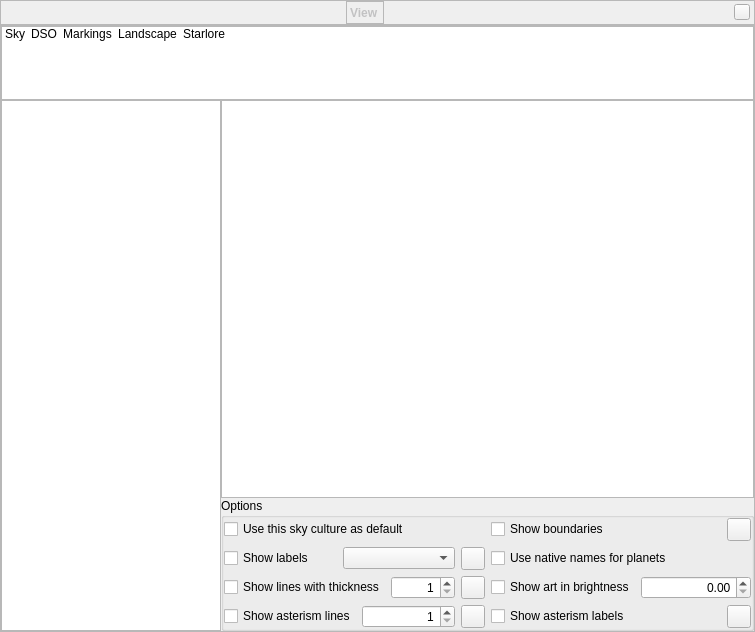
Old version of the form src/gui/viewDialog.ui in the repository 519984307/stellarium_src.
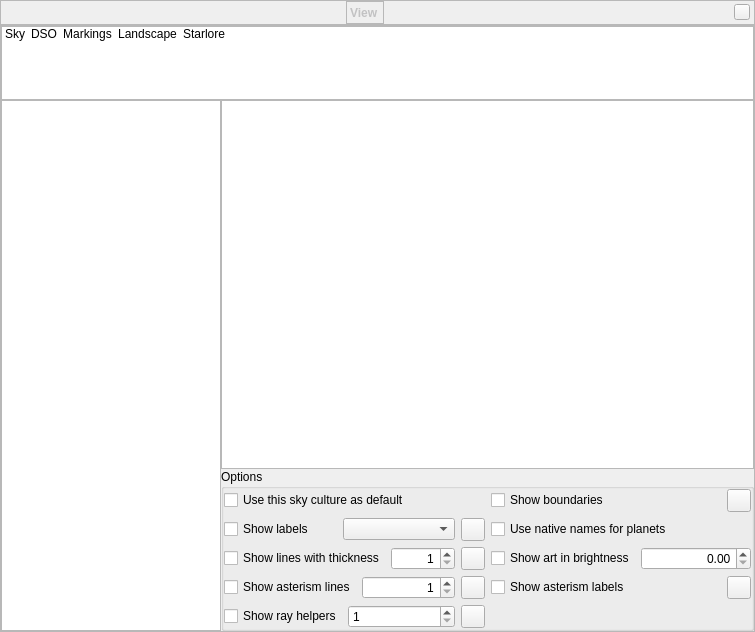
New version of the form. The open tabs and pages were chosen to show the change. Icons and pictures are not drawn. Custom widgets are drawn as their Qt base class.

Commit message: Added ray helpers support (based on asterisms code)

```diff
--- a/src/gui/viewDialog.ui
+++ b/src/gui/viewDialog.ui
@@ -3162,6 +3162,37 @@
                </item>
               </layout>
              </item>
+             <item row="5" column="0">
+              <layout class="QHBoxLayout" name="horizontalLayout_8">
+               <item>
+                <widget class="QCheckBox" name="showRayHelpersCheckBox">
+                 <property name="text">
+                  <string>Show ray helpers</string>
+                 </property>
+                </widget>
+               </item>
+               <item>
+                <widget class="QDoubleSpinBox" name="rayHelperThicknessSpinBox">
+                 <property name="decimals">
+                  <number>0</number>
+                 </property>
+                 <property name="minimum">
+                  <double>1.000000000000000</double>
+                 </property>
+                 <property name="maximum">
+                  <double>5.000000000000000</double>
+                 </property>
+                </widget>
+               </item>
+               <item>
+                <widget class="QToolButton" name="colorRayHelpers">
+                 <property name="toolTip">
+                  <string>Color of ray helpers</string>
+                 </property>
+                </widget>
+               </item>
+              </layout>
+             </item>
             </layout>
            </widget>
           </item>
```
Left out of the diff: 4 changed lines with no effect on the pictures. The commit also changes 6 other files.
